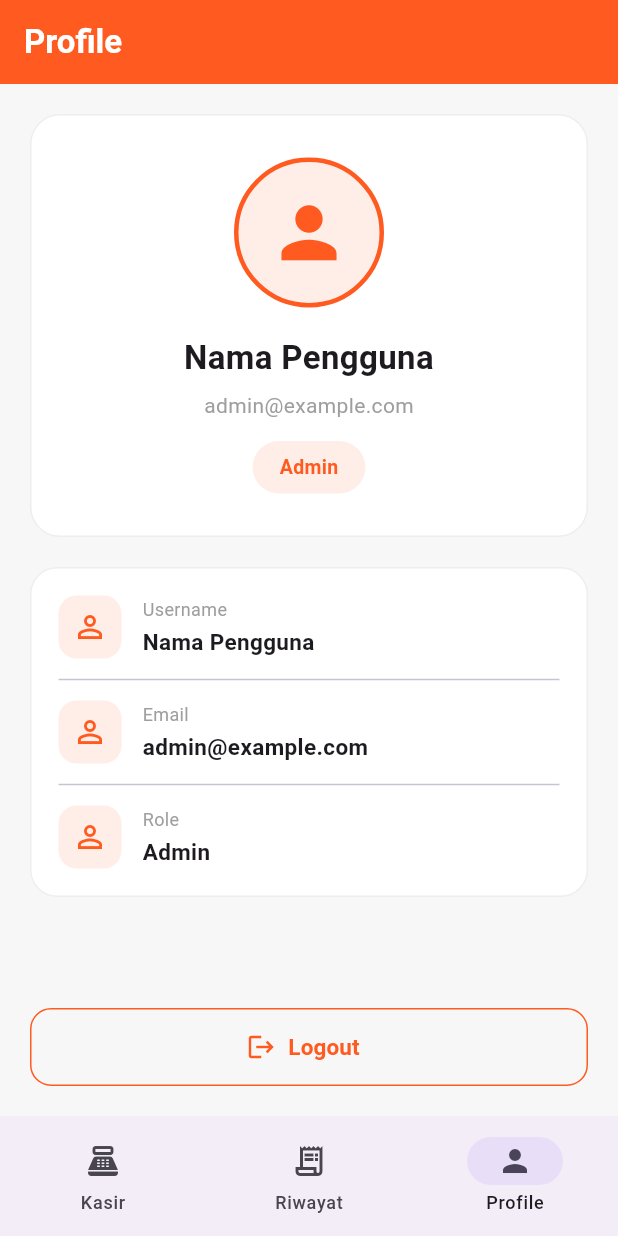
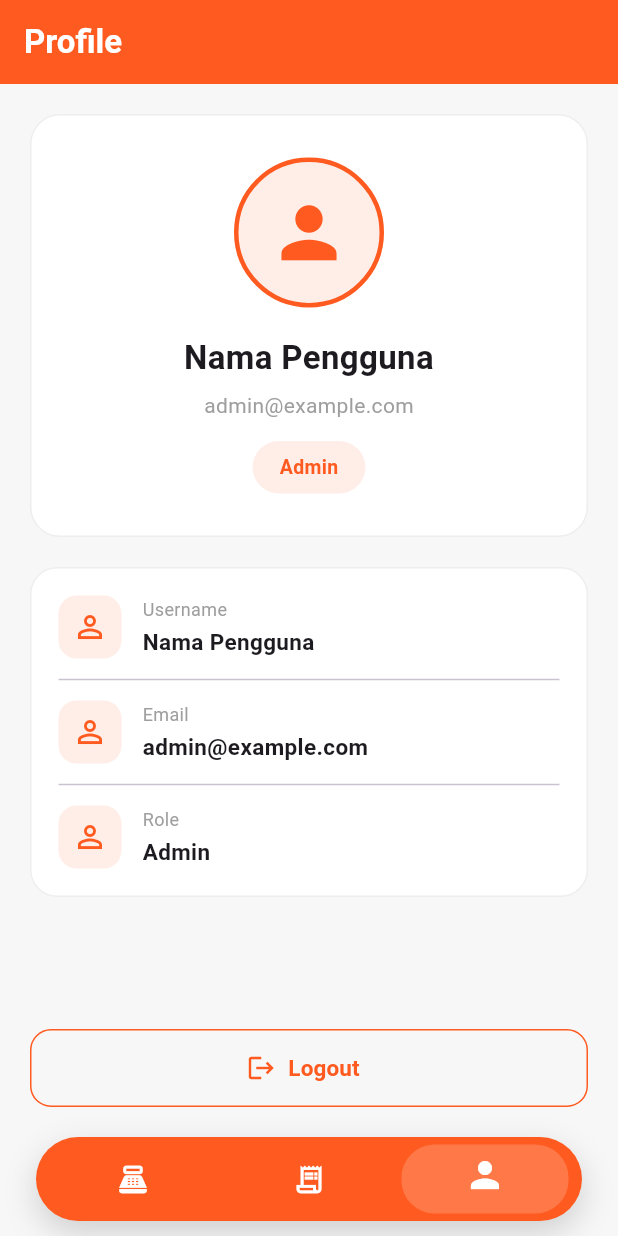
Before and after one commit to Nabhan475/aplikasi_kasir, a Flutter app: the MainNavigation screen opened directly with empty values, item 3 of the bottom bar chosen, on a phone screen of 412 x 824 dp. Run offline on Flutter 3.47's test engine with Material 3 defaults, Android fonts, the phone set to English and light mode, and no system bars; our stand-ins replace cloud_firestore, firebase_auth, firebase_core; accounts and stored records are empty.

Commit message:
Update kecil

```diff
--- a/lib/screens/main_navigation.dart
+++ b/lib/screens/main_navigation.dart
@@ -10,10 +10,7 @@ import 'profile_screen.dart';
 class MainNavigation extends StatefulWidget {
   final String role;
 
-  const MainNavigation({
-    super.key,
-    required this.role,
-  });
+  const MainNavigation({super.key, required this.role});
 
   @override
   State<MainNavigation> createState() => _MainNavigationState();
@@ -22,15 +19,16 @@ class MainNavigation extends StatefulWidget {
 class _MainNavigationState extends State<MainNavigation> {
   int currentIndex = 0;
 
+  static const Color primaryOrange = Color(0xFFFF5A1F);
+
   @override
   Widget build(BuildContext context) {
-    final bool isAdmin = widget.role == 'Admin';
+    final bool isAdmin = widget.role.toLowerCase() == 'admin';
 
     // =========================
-    // NAVIGASI ADMIN
+    // PAGE ADMIN
     // =========================
-    if (isAdmin) {
-      final List<Widget> pages = [
+    final List<Widget> adminPages = [
       const DashboardScreen(),
       const SalesDataScreen(),
       const TransactionHistoryScreen(),
@@ -38,86 +36,194 @@ class _MainNavigationState extends State<MainNavigation> {
       const ProfileScreen(),
     ];
 
-      const List<NavigationDestination> destinations = [
-        NavigationDestination(
-          icon: Icon(Icons.dashboard_outlined),
-          selectedIcon: Icon(Icons.dashboard),
-          label: 'Dashboard',
+    final List<_NavItemData> adminItems = [
+      const _NavItemData(
+        icon: Icons.dashboard_outlined,
+        activeIcon: Icons.dashboard,
       ),
-        NavigationDestination(
-          icon: Icon(Icons.bar_chart_outlined),
-          selectedIcon: Icon(Icons.bar_chart),
-          label: 'Penjualan',
+      const _NavItemData(
+        icon: Icons.bar_chart_outlined,
+        activeIcon: Icons.bar_chart,
       ),
-        NavigationDestination(
-          icon: Icon(Icons.receipt_long_outlined),
-          selectedIcon: Icon(Icons.receipt_long),
-          label: 'Riwayat',
+      const _NavItemData(
+        icon: Icons.receipt_long_outlined,
+        activeIcon: Icons.receipt_long,
       ),
-        NavigationDestination(
-          icon: Icon(Icons.restaurant_menu_outlined),
-          selectedIcon: Icon(Icons.restaurant_menu),
-          label: 'Menu',
+      const _NavItemData(
+        icon: Icons.restaurant_menu_outlined,
+        activeIcon: Icons.restaurant_menu,
       ),
-        NavigationDestination(
-          icon: Icon(Icons.person_outline),
-          selectedIcon: Icon(Icons.person),
-          label: 'Profile',
-        ),
+      const _NavItemData(icon: Icons.person_outline, activeIcon: Icons.person),
     ];
 
-      return Scaffold(
-        body: pages[currentIndex],
-        bottomNavigationBar: NavigationBar(
-          selectedIndex: currentIndex,
-          onDestinationSelected: (index) {
-            setState(() {
-              currentIndex = index;
-            });
-          },
-          destinations: destinations,
-        ),
-      );
-    }
-
     // =========================
-    // NAVIGASI KASIR
+    // PAGE KASIR
     // =========================
-    final List<Widget> pages = [
+    final List<Widget> cashierPages = [
       const CashierScreen(),
       const TransactionHistoryScreen(),
       const ProfileScreen(),
     ];
 
-    const List<NavigationDestination> destinations = [
-      NavigationDestination(
-        icon: Icon(Icons.point_of_sale_outlined),
-        selectedIcon: Icon(Icons.point_of_sale),
-        label: 'Kasir',
+    final List<_NavItemData> cashierItems = [
+      const _NavItemData(
+        icon: Icons.point_of_sale_outlined,
+        activeIcon: Icons.point_of_sale,
       ),
-      NavigationDestination(
-        icon: Icon(Icons.receipt_long_outlined),
-        selectedIcon: Icon(Icons.receipt_long),
-        label: 'Riwayat',
+      const _NavItemData(
+        icon: Icons.receipt_long_outlined,
+        activeIcon: Icons.receipt_long,
       ),
-      NavigationDestination(
-        icon: Icon(Icons.person_outline),
-        selectedIcon: Icon(Icons.person),
-        label: 'Profile',
-      ),
+      const _NavItemData(icon: Icons.person_outline, activeIcon: Icons.person),
     ];
 
+    final pages = isAdmin ? adminPages : cashierPages;
+    final items = isAdmin ? adminItems : cashierItems;
+
+    if (currentIndex >= pages.length) {
+      currentIndex = 0;
+    }
+
     return Scaffold(
-      body: pages[currentIndex],
-      bottomNavigationBar: NavigationBar(
-        selectedIndex: currentIndex,
-        onDestinationSelected: (index) {
+      extendBody: true,
+
+      // Supaya page tidak dibuat ulang setiap pindah menu
+      body: IndexedStack(index: currentIndex, children: pages),
+
+      bottomNavigationBar: SafeArea(
+        minimum: const EdgeInsets.only(left: 24, right: 24, bottom: 10),
+        child: Container(
+          height: 56,
+          padding: const EdgeInsets.symmetric(horizontal: 6, vertical: 5),
+          decoration: BoxDecoration(
+            color: primaryOrange,
+            borderRadius: BorderRadius.circular(28),
+            boxShadow: [
+              BoxShadow(
+                color: Colors.black.withOpacity(0.16),
+                blurRadius: 18,
+                offset: const Offset(0, 8),
+              ),
+            ],
+          ),
+          child: Row(
+            children: List.generate(items.length, (index) {
+              final item = items[index];
+              final bool isSelected = currentIndex == index;
+
+              return Expanded(
+                child: _AnimatedNavItem(
+                  item: item,
+                  isSelected: isSelected,
+                  onTap: () {
                     setState(() {
                       currentIndex = index;
                     });
                   },
-        destinations: destinations,
+                ),
+              );
+            }),
+          ),
+        ),
       ),
     );
   }
 }
+
+// =======================================
+// DATA ITEM NAVIGATION
+// =======================================
+
+class _NavItemData {
+  final IconData icon;
+  final IconData activeIcon;
+
+  const _NavItemData({required this.icon, required this.activeIcon});
+}
+
+// =======================================
+// ITEM NAVIGATION ANIMASI
+// =======================================
+
+class _AnimatedNavItem extends StatelessWidget {
+  final _NavItemData item;
+  final bool isSelected;
+  final VoidCallback onTap;
+
+  const _AnimatedNavItem({
+    required this.item,
+    required this.isSelected,
+    required this.onTap,
+  });
+
+  @override
+  Widget build(BuildContext context) {
+    return Material(
+      color: Colors.transparent,
+      child: InkWell(
+        onTap: onTap,
+        borderRadius: BorderRadius.circular(22),
+
+        splashColor: Colors.white.withOpacity(0.15),
+
+        highlightColor: Colors.transparent,
+
+        child: AnimatedContainer(
+          duration: const Duration(milliseconds: 280),
+          curve: Curves.easeOutCubic,
+
+          margin: const EdgeInsets.symmetric(horizontal: 3),
+
+          decoration: BoxDecoration(
+            color:
+                isSelected
+                    ? Colors.white.withOpacity(0.18)
+                    : Colors.transparent,
+
+            borderRadius: BorderRadius.circular(22),
+          ),
+
+          child: Center(
+            child: AnimatedSlide(
+              duration: const Duration(milliseconds: 280),
+              curve: Curves.easeOutBack,
+
+              offset: isSelected ? const Offset(0, -0.10) : Offset.zero,
+
+              child: AnimatedScale(
+                duration: const Duration(milliseconds: 260),
+                curve: Curves.easeOutBack,
+
+                scale: isSelected ? 1.12 : 1.0,
+
+                child: AnimatedSwitcher(
+                  duration: const Duration(milliseconds: 220),
+
+                  transitionBuilder: (
+                    Widget child,
+                    Animation<double> animation,
+                  ) {
+                    return ScaleTransition(
+                      scale: animation,
+                      child: FadeTransition(opacity: animation, child: child),
+                    );
+                  },
+
+                  child: Icon(
+                    isSelected ? item.activeIcon : item.icon,
+
+                    key: ValueKey<bool>(isSelected),
+
+                    color: Colors.white,
+
+                    size: isSelected ? 25 : 22,
+                  ),
+                ),
+              ),
+            ),
+          ),
+        ),
+      ),
+    );
+  }
+}
```
Lines whose indentation alone changed are shown as unchanged.
